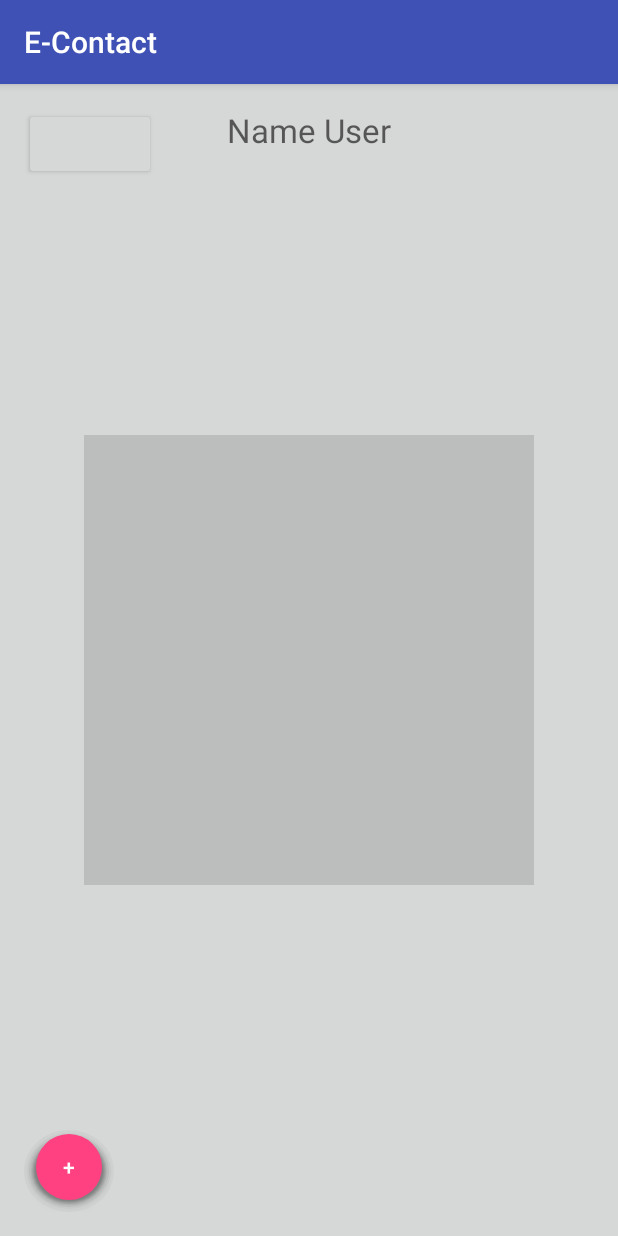
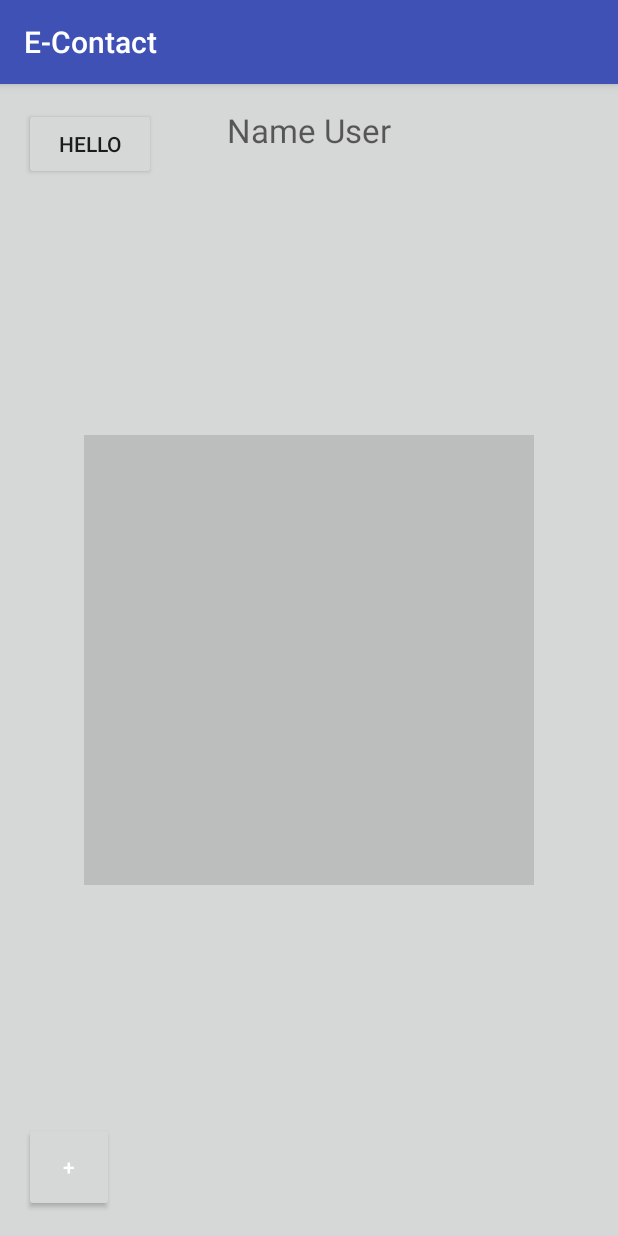
Before and after one commit to cheabhak/E-Contact, an Android app: the screen it shows after launch (MainActivity), on a phone screen of 412 x 824 dp. Run offline under Robolectric (Android 15) with nearby library versions, the phone set to English and light mode, and no system bars; libraries missing offline, so code that uses them is left out: me.dm7.barcodescanner, net.glxn.qrgen; 4 statements that could not run were skipped.

```diff
--- a/app/src/main/java/com/lycheabhak/e_contact/MainActivity.java
+++ b/app/src/main/java/com/lycheabhak/e_contact/MainActivity.java
@@ -39,10 +39,8 @@ public class MainActivity extends AppCompatActivity {
     protected void onCreate(Bundle savedInstanceState) {
         super.onCreate(savedInstanceState);
         setContentView(R.layout.activity_main);
-        //Typeface typeface = Typeface.createFromAsset(getAssets(),"icomoon.ttf");
         qrgen();
         Button startscan = (Button) findViewById(R.id.addnewButton);
-        //startscan.setTypeface(typeface);
         startscan.setOnClickListener(new View.OnClickListener() {
             @Override
             public void onClick(View view) {
@@ -74,15 +72,12 @@ public void qrgen () {
 }
 
 
-   /* public void NewActivity(View view){
+    public void NewActivity(View view){
         Intent intent = new Intent(MainActivity.this, PersonalActivity.class);
         startActivity(intent);
-    }*/
-public void personal(View view) {
-    //Button editinfo = (Button) findViewById(R.id.buttonEdit);
-    Intent intent = new Intent(getApplicationContext(), PersonalActivity.class);
-    startActivity(intent);
-}
+    }
+
+
 
 
 }
--- a/app/src/main/res/drawable-v21/circle_ripple.xml
+++ /dev/null
@@ -1,117 +0,0 @@
-<?xml version="1.0" encoding="utf-8"?>
-<layer-list xmlns:android="http://schemas.android.com/apk/res/android">
-
-    <item android:top="8px">
-        <layer-list>
-            <item>
-                <shape android:shape="oval">
-                    <solid android:color="#08000000"/>
-                    <padding
-                        android:bottom="3px"
-                        android:left="3px"
-                        android:right="3px"
-                        android:top="3px"
-                        />
-                </shape>
-            </item>
-            <item>
-                <shape android:shape="oval">
-                    <solid android:color="#09000000"/>
-                    <padding
-                        android:bottom="2px"
-                        android:left="2px"
-                        android:right="2px"
-                        android:top="2px"
-                        />
-                </shape>
-            </item>
-            <item>
-                <shape android:shape="oval">
-                    <solid android:color="#10000000"/>
-                    <padding
-                        android:bottom="2px"
-                        android:left="2px"
-                        android:right="2px"
-                        android:top="2px"
-                        />
-                </shape>
-            </item>
-            <item>
-                <shape android:shape="oval">
-                    <solid android:color="#11000000"/>
-                    <padding
-                        android:bottom="1px"
-                        android:left="1px"
-                        android:right="1px"
-                        android:top="1px"
-                        />
-                </shape>
-            </item>
-            <item>
-                <shape android:shape="oval">
-                    <solid android:color="#12000000"/>
-                    <padding
-                        android:bottom="1px"
-                        android:left="1px"
-                        android:right="1px"
-                        android:top="1px"
-                        />
-                </shape>
-            </item>
-            <item>
-                <shape android:shape="oval">
-                    <solid android:color="#13000000"/>
-                    <padding
-                        android:bottom="1px"
-                        android:left="1px"
-                        android:right="1px"
-                        android:top="1px"
-                        />
-                </shape>
-            </item>
-            <item>
-                <shape android:shape="oval">
-                    <solid android:color="#14000000"/>
-                    <padding
-                        android:bottom="1px"
-                        android:left="1px"
-                        android:right="1px"
-                        android:top="1px"
-                        />
-                </shape>
-            </item>
-            <item>
-                <shape android:shape="oval">
-                    <solid android:color="#15000000"/>
-                    <padding
-                        android:bottom="1px"
-                        android:left="1px"
-                        android:right="1px"
-                        android:top="1px"
-                        />
-                </shape>
-            </item>
-
-        </layer-list>
-    </item>
-
-    <item >
-
-        <ripple xmlns:android="http://schemas.android.com/apk/res/android"
-            android:color="#fff">
-            <item android:id="@android:id/mask">
-                <shape android:shape="oval">
-                    <solid android:color="#FFBB00" />
-                </shape>
-            </item>
-            <item>
-                <shape android:shape="oval">
-                    <solid android:color="@color/colorAccent" />
-                </shape>
-            </item>
-        </ripple>
-
-    </item>
-
-
-</layer-list>
--- a/app/src/main/res/layout/activity_main.xml
+++ b/app/src/main/res/layout/activity_main.xml
@@ -35,7 +35,6 @@
         android:layout_width="60dp"
         android:layout_height="60dp"
         android:id="@+id/addnewButton"
-        android:background="@drawable/circle_ripple"
         android:textColor="@android:color/white"
         android:layout_alignParentBottom="true"
         android:text="+"
@@ -45,7 +44,8 @@
         android:layout_width="wrap_content"
         android:layout_height="wrap_content"
         android:id="@+id/buttonEdit"
-        android:onClick="personal"
+        android:text="Hello"
+        android:onClick="NewActivity"
         android:layout_alignParentTop="true"
         android:layout_alignParentLeft="true"
         android:layout_alignParentStart="true"
```
